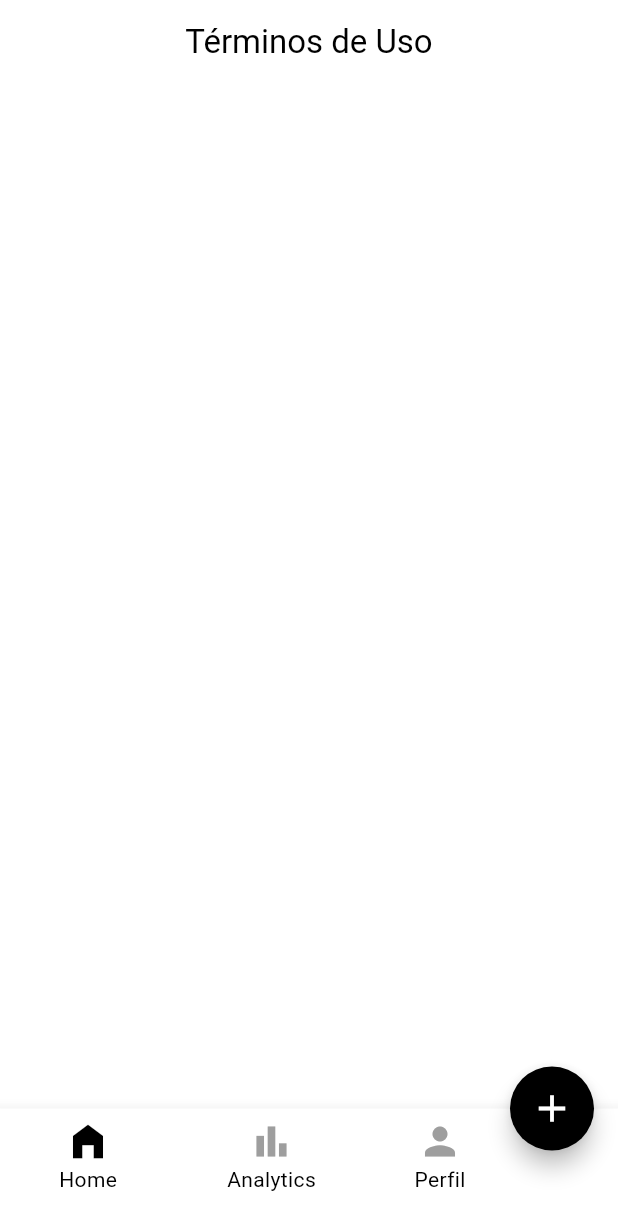
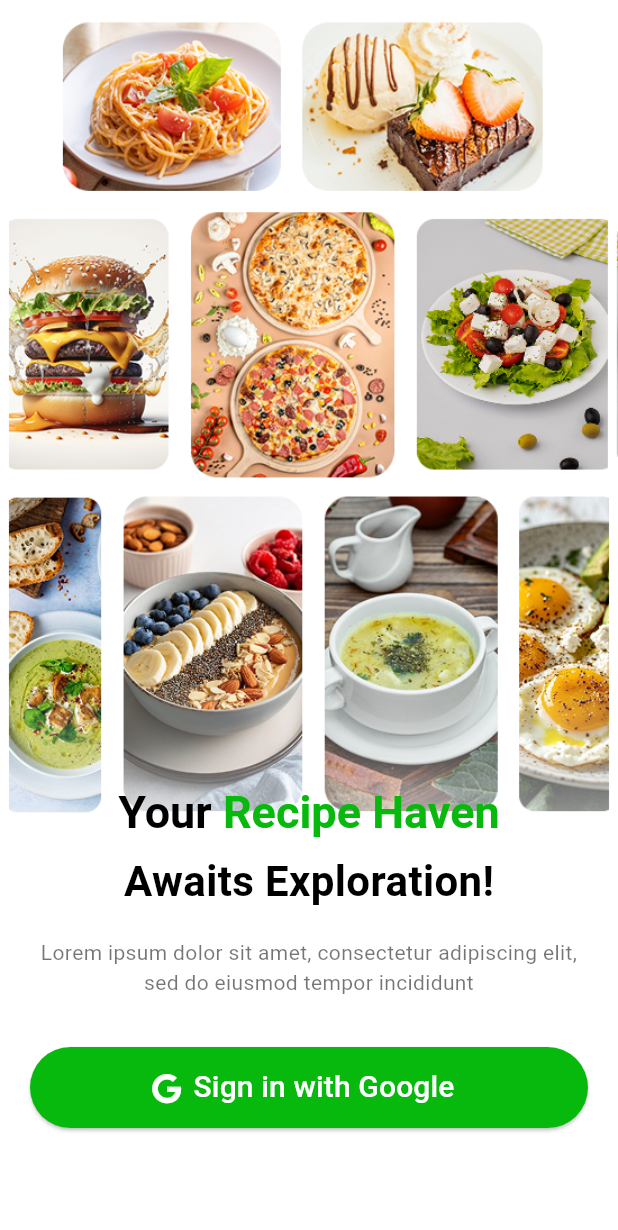
Before and after one commit to DraCod2002/foodseek, a Flutter app: the screen it shows after launch, on a phone screen of 412 x 824 dp. Shown: the top 1230 px of the screen. Run offline on Flutter 3.47's test engine with Material 3 defaults, Android fonts, the phone set to English and light mode, and no system bars; our stand-ins replace camera, firebase_auth, firebase_core, font_awesome_flutter, get, google_fonts and 2 more; accounts and stored records are empty.

Commit message:
update-18-2025-singnapp

```diff
--- a/lib/main.dart
+++ b/lib/main.dart
@@ -1,12 +1,16 @@
 import 'package:camera/camera.dart';
+import 'package:firebase_auth/firebase_auth.dart';
+import 'package:firebase_core/firebase_core.dart';
 import 'package:flutter/material.dart';
+import 'package:food_seek/presentation/auth/sign_auth.dart';
 import 'package:food_seek/presentation/home_view.dart';
 import 'package:food_seek/theme/theme.dart';
 import 'package:get/get_navigation/src/root/get_material_app.dart';
 
 Future<void> main() async{
   WidgetsFlutterBinding.ensureInitialized();
-  final cameras =  await availableCameras();
+  await Firebase.initializeApp();
+  final cameras = await availableCameras();
   runApp(MyApp(cameras: cameras,));
 }
 
@@ -14,13 +18,30 @@ class MyApp extends StatelessWidget {
   final List<CameraDescription> cameras;
   const MyApp({super.key, required this.cameras});
 
-  // This widget is the root of your application.
   @override
   Widget build(BuildContext context) {
     return GetMaterialApp(
       debugShowCheckedModeBanner: false,
-       theme: theme,
-      home: HomeView(cameras: cameras,)
+      theme: theme,
+      home: StreamBuilder<User?>(
+        stream: FirebaseAuth.instance.authStateChanges(),
+        builder: (context, snapshot) {
+          if (snapshot.connectionState == ConnectionState.active) {
+            User? user = snapshot.data;
+            if (user == null) {
+              return SignAuth(cameras: cameras,); // Usuario no autenticado
+            } else {
+              return HomeView(cameras: cameras); // Usuario autenticado
+            }
+          }
+          // Mientras espera, muestra un indicador de carga
+          return const Scaffold(
+            body: Center(
+              child: CircularProgressIndicator(),
+            ),
+          );
+        },
+      ),
     );
   }
 }
--- /dev/null
+++ b/lib/presentation/auth/sign_auth.dart
@@ -0,0 +1,167 @@
+import 'package:camera/camera.dart';
+import 'package:flutter/material.dart';
+import 'package:font_awesome_flutter/font_awesome_flutter.dart';
+import 'package:food_seek/presentation/home_view.dart';
+import 'package:food_seek/services/auth_service.dart';
+
+class SignAuth extends StatelessWidget {
+  final List<CameraDescription> cameras;
+  const SignAuth({super.key, required this.cameras});
+
+  @override
+  Widget build(BuildContext context) {
+    final authService = AuthService(); // Instancia el servicio de autenticación
+
+    return Scaffold(
+      body: Stack(
+        children: [
+          // Imagen de fondo que cubre toda la pantalla
+          Container(
+            decoration: const BoxDecoration(
+              image: DecorationImage(
+                image: AssetImage('assets/images/reciples.png'),
+                fit: BoxFit.cover,
+                alignment: Alignment(0, -0.4),
+              ),
+            ),
+          ),
+
+          // Gradiente sobre la imagen para la transición al texto
+          Positioned(
+            bottom: 0,
+            left: 0,
+            right: 0,
+            height: MediaQuery.of(context).size.height * 0.45,
+            child: Container(
+              decoration: BoxDecoration(
+                gradient: LinearGradient(
+                  begin: Alignment.topCenter,
+                  end: Alignment.bottomCenter,
+                  colors: [
+                    Colors.white.withOpacity(0.0),
+                    Colors.white.withOpacity(0.7),
+                    Colors.white,
+                  ],
+                  stops: const [0.0, 0.3, 0.5],
+                ),
+              ),
+            ),
+          ),
+
+          // Contenido (textos y botón)
+          Positioned(
+            bottom: 22,
+            left: 0,
+            right: 0,
+            child: Container(
+              padding: const EdgeInsets.all(20),
+              child: Column(
+                mainAxisSize: MainAxisSize.min,
+                children: [
+                  // Título principal
+                  RichText(
+                    text: TextSpan(
+                      style: const TextStyle(
+                        fontSize: 30,
+                        fontWeight: FontWeight.bold,
+                        color: Colors.black,
+                      ),
+                      children: [
+                        const TextSpan(text: 'Your '),
+                        TextSpan(
+                          text: 'Recipe Haven',
+                          style: TextStyle(color: Color(0xFF07B90D)),
+                        ),
+                      ],
+                    ),
+                  ),
+                  const SizedBox(height: 8),
+                  const Text(
+                    'Awaits Exploration!',
+                    style: TextStyle(
+                      fontSize: 28,
+                      fontWeight: FontWeight.bold,
+                      color: Colors.black,
+                    ),
+                  ),
+
+                  // Texto Lorem Ipsum
+                  const SizedBox(height: 18),
+                  const Text(
+                    'Lorem ipsum dolor sit amet, consectetur adipiscing elit, sed do eiusmod tempor incididunt',
+                    textAlign: TextAlign.center,
+                    style: TextStyle(
+                      color: Colors.black54,
+                      fontSize: 14,
+                    ),
+                  ),
+
+                  // Botón de Google Sign-in
+                  const SizedBox(height: 33),
+                  ElevatedButton.icon(
+                    onPressed: () async {
+                      showDialog(
+                        context: context,
+                        barrierDismissible: false,
+                        builder: (context) => const Center(
+                          child: CircularProgressIndicator(),
+                        ),
+                      );
+
+                      try {
+                        final userCredential =
+                            await authService.signInWithGoogle();
+
+                        if (context.mounted) Navigator.pop(context);
+
+                        if (userCredential != null && context.mounted) {
+                          Navigator.pushReplacement(
+                            context,
+                            MaterialPageRoute(
+                                builder: (context) =>
+                                    HomeView(cameras: cameras)),
+                          );
+                        }
+                      } catch (e) {
+                        if (context.mounted) Navigator.pop(context);
+
+                        if (context.mounted) {
+                          ScaffoldMessenger.of(context).showSnackBar(
+                            SnackBar(
+                                content: Text('Error de autenticación: $e')),
+                          );
+                        }
+                      }
+                    },
+                    icon: Icon(
+                      FontAwesomeIcons.google,
+                      color: Colors.white,
+                      size: 20,
+                    ),
+                    label: const Text(
+                      'Sign in with Google',
+                      style: TextStyle(
+                        fontSize: 20,
+                        color: Colors.white,
+                        fontWeight: FontWeight.w500,
+                      ),
+                    ),
+                    style: ElevatedButton.styleFrom(
+                      backgroundColor: Color(0xFF07B90D),
+                      foregroundColor: Colors.white,
+                      minimumSize: const Size(double.infinity, 54),
+                      shape: RoundedRectangleBorder(
+                        borderRadius: BorderRadius.circular(30),
+                      ),
+                    ),
+                  ),
+                  const SizedBox(height: 30),
+                ],
+              ),
+            ),
+          ),
+        ],
+      ),
+    );
+  }
+}
--- a/lib/presentation/home_view.dart
+++ b/lib/presentation/home_view.dart
@@ -37,8 +37,8 @@ class HomeView extends StatelessWidget {
                   child: Column(
                     mainAxisSize: MainAxisSize.min,
                     children: const [
-                      Icon(Icons.bar_chart, size: 30),
-                      Text('Analytics'),
+                      Icon(Icons.explore, size: 30),
+                      Text('Explore'),
                     ],
                   ),
                 ),
```
Also changed, not shown: lib/presentation/screens/home_screen.dart (+55 -4 lines), lib/services/auth_service.dart (added, +44 -0 lines), pubspec.yaml (+8 -2 lines), assets/icons/google_logo.png (added), assets/images/reciples.png (added), pubspec.lock, 9 other files.
